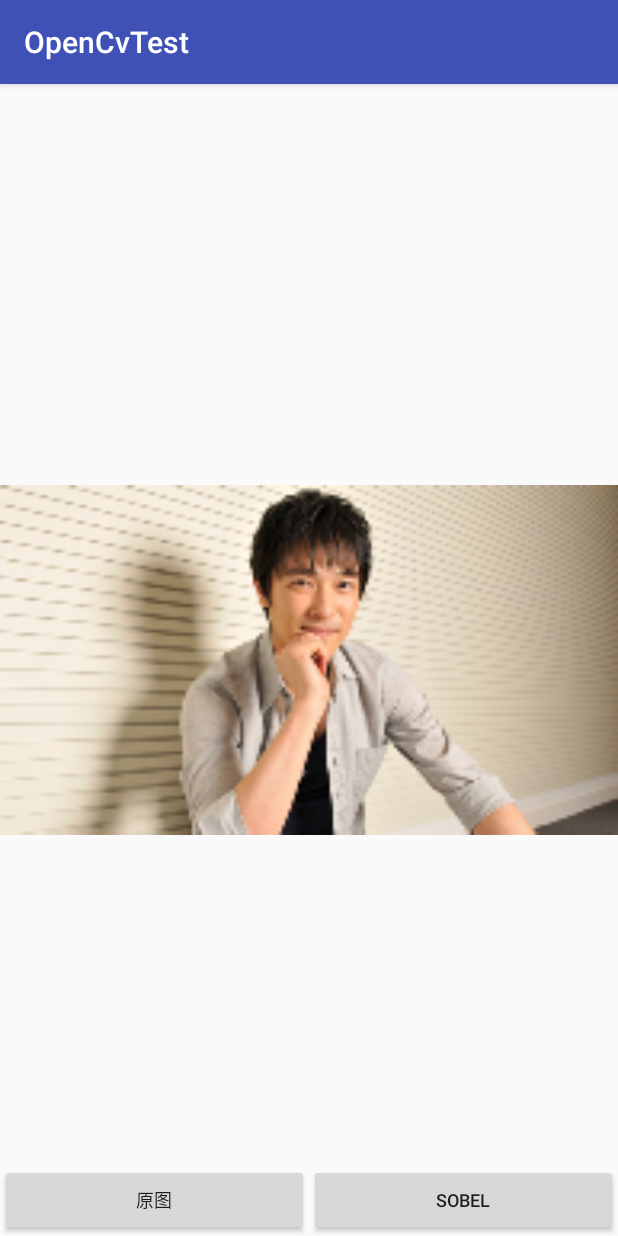
After one commit to machinezhou/OpenCv4AndroidPractice, an Android app: the SobelActivity screen opened directly, with no data from a screen before it, on a phone screen of 412 x 824 dp. The commit adds this screen. Run offline under Robolectric (Android 15) with nearby library versions, the phone set to English and light mode, and no system bars; 1 statement that could not run was skipped.

Commit message:
sobel activity added

```diff
--- a/app/src/main/AndroidManifest.xml
+++ b/app/src/main/AndroidManifest.xml
@@ -41,6 +41,9 @@
     <activity
         android:name=".BorderActivity"
         android:label="@string/app_name"/>
+    <activity
+        android:name=".SobelActivity"
+        android:label="@string/app_name"/>
 
   </application>
 
--- a/app/src/main/java/com/zhou/lawson/opencvtest/MainActivity.java
+++ b/app/src/main/java/com/zhou/lawson/opencvtest/MainActivity.java
@@ -24,6 +24,7 @@ public class MainActivity extends AppCompatActivity implements View.OnClickListe
     findViewById(R.id.button_pyramid).setOnClickListener(this);
     findViewById(R.id.button_filter2d).setOnClickListener(this);
     findViewById(R.id.button_border).setOnClickListener(this);
+    findViewById(R.id.button_sobel).setOnClickListener(this);
   }
 
   @Override public void onResume() {
@@ -52,6 +53,9 @@ public class MainActivity extends AppCompatActivity implements View.OnClickListe
       case R.id.button_border:
         startActivity(new Intent(MainActivity.this, BorderActivity.class));
         break;
+      case R.id.button_sobel:
+        startActivity(new Intent(MainActivity.this, SobelActivity.class));
+        break;
       default:
         break;
     }
--- /dev/null
+++ b/app/src/main/java/com/zhou/lawson/opencvtest/SobelActivity.java
@@ -0,0 +1,102 @@
+package com.zhou.lawson.opencvtest;
+
+import android.graphics.Bitmap;
+import android.graphics.BitmapFactory;
+import android.os.Bundle;
+import android.support.annotation.Nullable;
+import android.support.v7.app.AppCompatActivity;
+import android.view.View;
+import android.widget.ImageView;
+import org.opencv.android.Utils;
+import org.opencv.core.Core;
+import org.opencv.core.Mat;
+import org.opencv.core.Size;
+import org.opencv.imgproc.Imgproc;
+
+import static org.opencv.core.Core.BORDER_DEFAULT;
+import static org.opencv.core.CvType.CV_16S;
+import static org.opencv.imgproc.Imgproc.COLOR_BGRA2GRAY;
+
+/**
+ * Created by lawson on 16/10/24.
+ */
+
+public final class SobelActivity extends AppCompatActivity implements View.OnClickListener {
+
+  private ImageView whiteBoard;
+
+  private Bitmap bitmap;
+  private Bitmap originalBitmap;
+  private Mat inMat = new Mat();
+  private Mat outMat = new Mat();
+  private int currentFilter = R.id.button_original;
+
+  @Override protected void onCreate(@Nullable Bundle savedInstanceState) {
+    super.onCreate(savedInstanceState);
+    setContentView(R.layout.activity_sobel);
+
+    init();
+  }
+
+  private void init() {
+    whiteBoard = (ImageView) findViewById(R.id.white_board);
+    findViewById(R.id.button_original).setOnClickListener(this);
+    findViewById(R.id.button_sobel).setOnClickListener(this);
+
+    originalBitmap = BitmapFactory.decodeResource(getResources(), R.mipmap.test);
+    bitmap = originalBitmap.copy(originalBitmap.getConfig(), true);
+    whiteBoard.setImageBitmap(originalBitmap);
+  }
+
+  private void sobel() {
+    Utils.bitmapToMat(originalBitmap, inMat);
+
+    Imgproc.GaussianBlur(inMat, inMat, new Size(3, 3), 0, 0, BORDER_DEFAULT);
+    Mat inTemp = new Mat();
+    Imgproc.cvtColor(inMat, inTemp, COLOR_BGRA2GRAY);
+
+    /**
+     * Sobel函数求完导数后会有负值，还有会大于255的值。而原图像是CV_8U，即8位无符号数，所以Sobel建立的图像位数不够，会有截断。
+     * 因此要使用16位有符号的数据类型，即CV_16S,
+     */
+    Mat grad_x = new Mat();
+    Mat grad_y = new Mat();
+    Mat abs_grad_x = new Mat();
+    Mat abs_grad_y = new Mat();
+    Imgproc.Sobel(inTemp, grad_x, CV_16S, 1, 0, 3, 1, 0, BORDER_DEFAULT);
+    Core.convertScaleAbs(grad_x, abs_grad_x);
+    Imgproc.Sobel(inTemp, grad_y, CV_16S, 0, 1, 3, 1, 0, BORDER_DEFAULT);
+    Core.convertScaleAbs(grad_y, abs_grad_y);
+    Core.addWeighted(abs_grad_x, 0.5, abs_grad_y, 0.5, 0, outMat);
+
+    Utils.matToBitmap(outMat, bitmap);
+    whiteBoard.setImageBitmap(bitmap);
+  }
+
+  @Override public void onClick(View v) {
+    int id = v.getId();
+    if (currentFilter == id) {
+      return;
+    }
+
+    switch (id) {
+      case R.id.button_sobel:
+        sobel();
+        break;
+      case R.id.button_original:
+      default:
+        whiteBoard.setImageBitmap(originalBitmap);
+        break;
+    }
+
+    currentFilter = id;
+  }
+
+  @Override protected void onDestroy() {
+    super.onDestroy();
+    bitmap.recycle();
+    bitmap = null;
+    originalBitmap.recycle();
+    originalBitmap = null;
+  }
+}
--- /dev/null
+++ b/app/src/main/res/layout/activity_sobel.xml
@@ -0,0 +1,31 @@
+<?xml version="1.0" encoding="utf-8"?>
+<RelativeLayout
+    xmlns:android="http://schemas.android.com/apk/res/android"
+    android:layout_width="match_parent"
+    android:layout_height="match_parent">
+  <ImageView
+      android:id="@+id/white_board"
+      android:layout_width="match_parent"
+      android:layout_height="match_parent"
+  />
+  <LinearLayout
+      android:layout_alignParentBottom="true"
+      android:orientation="horizontal"
+      android:layout_width="match_parent"
+      android:layout_height="wrap_content">
+    <Button
+        android:id="@+id/button_original"
+        android:text="@string/original"
+        android:textSize="@dimen/button_text_size"
+        android:layout_weight="1"
+        android:layout_width="0dp"
+        android:layout_height="wrap_content"/>
+    <Button
+        android:id="@+id/button_sobel"
+        android:text="@string/sobel"
+        android:textSize="@dimen/button_text_size"
+        android:layout_weight="1"
+        android:layout_width="0dp"
+        android:layout_height="wrap_content"/>
+  </LinearLayout>
+</RelativeLayout>
--- a/app/src/main/res/values/strings.xml
+++ b/app/src/main/res/values/strings.xml
@@ -29,4 +29,6 @@
 
   <string name="border_constant">常数填充</string>
   <string name="border_replicate">复制填充</string>
+
+  <string name="sobel">Sobel</string>
 </resources>
```
Also changed, not shown: app/src/main/java/com/zhou/lawson/opencvtest/BorderActivity.java (+6 -2 lines), app/src/main/res/layout/content_main.xml (+8 -0 lines).
